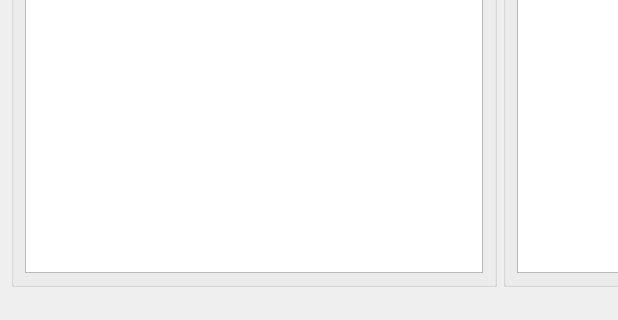
First picture: the form in mainwindow.ui, repository porodasu/ReviewerAssistant, before the edit; both pictures show x 0 to 618 and y 330 to 650 of the 1000 by 650 pixel window.
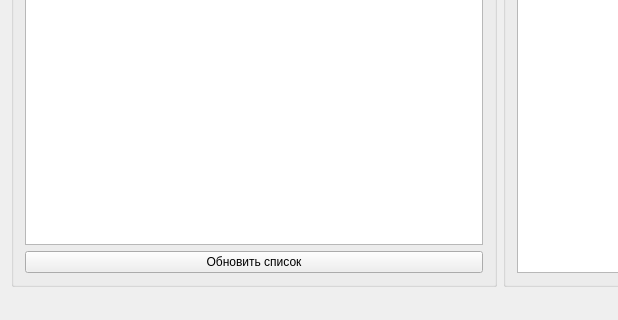
Second picture: the form after the edit.

Commit message: Добавлен выбор архива и обновление списка участников

Diff of the .ui file:
```diff
--- a/mainwindow.ui
+++ b/mainwindow.ui
@@ -85,6 +85,13 @@
            </column>
           </widget>
          </item>
+         <item>
+          <widget class="QPushButton" name="btnRefreshParticipants">
+           <property name="text">
+            <string>Обновить список</string>
+           </property>
+          </widget>
+         </item>
         </layout>
        </widget>
       </item>
```
The commit also changes 2 other files.
